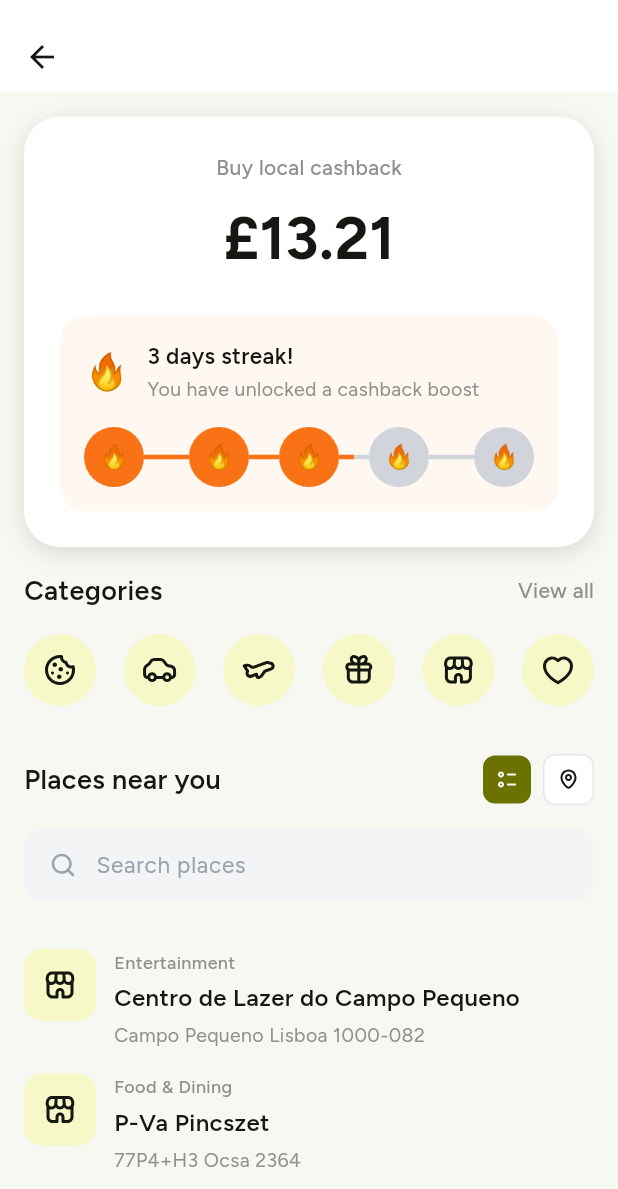
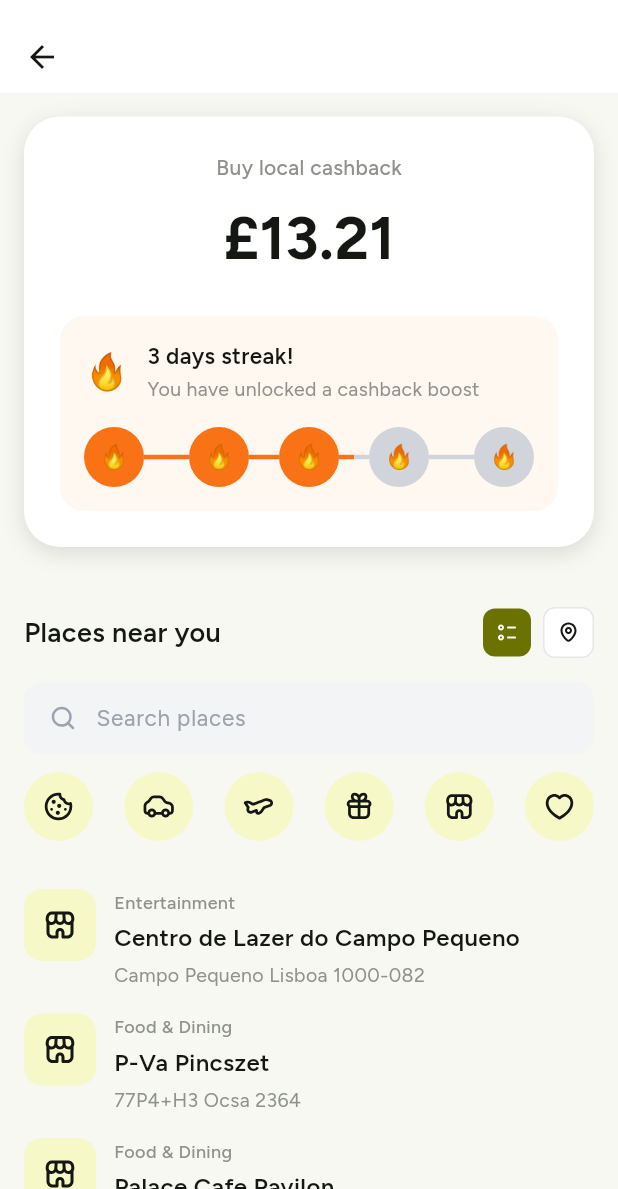
Before and after one commit to yulia-nikolaeva/test-merchant-rewards, a Flutter app: the CashbackMerchantScreen screen opened directly, on a phone screen of 412 x 824 dp, the part 47-1236 px from its top. Run offline on Flutter 3.47's test engine with Material 3 defaults, Android fonts, the phone set to English and light mode, and no system bars; our stand-ins replace flutter_map, flutter_svg, latlong2.

Commit message:
Add category filters

```diff
--- a/lib/main.dart
+++ b/lib/main.dart
@@ -771,13 +771,79 @@ class _BuyLocalSection extends StatelessWidget {
         const SizedBox(height: 14),
         Row(
           mainAxisAlignment: MainAxisAlignment.spaceBetween,
-          children: const [
-            _CircleIconBadge(iconPath: 'assets/images/cookie.svg'),
-            _CircleIconBadge(iconPath: 'assets/images/car.svg'),
-            _CircleIconBadge(iconPath: 'assets/images/airplane.svg'),
-            _CircleIconBadge(iconPath: 'assets/images/gift.svg'),
-            _CircleIconBadge(iconPath: 'assets/images/store.svg'),
-            _CircleIconBadge(iconPath: 'assets/images/heart.svg'),
+          children: [
+            _CircleIconBadge(
+              iconPath: 'assets/images/cookie.svg',
+              category: 'Food & Dining',
+              onTap: () {
+                Navigator.push(
+                  context,
+                  MaterialPageRoute(
+                    builder: (context) => const CashbackMerchantScreen(initialCategory: 'Food & Dining'),
+                  ),
+                );
+              },
+            ),
+            _CircleIconBadge(
+              iconPath: 'assets/images/car.svg',
+              category: 'Automotive',
+              onTap: () {
+                Navigator.push(
+                  context,
+                  MaterialPageRoute(
+                    builder: (context) => const CashbackMerchantScreen(initialCategory: 'Automotive'),
+                  ),
+                );
+              },
+            ),
+            _CircleIconBadge(
+              iconPath: 'assets/images/airplane.svg',
+              category: 'Entertainment',
+              onTap: () {
+                Navigator.push(
+                  context,
+                  MaterialPageRoute(
+                    builder: (context) => const CashbackMerchantScreen(initialCategory: 'Entertainment'),
+                  ),
+                );
+              },
+            ),
+            _CircleIconBadge(
+              iconPath: 'assets/images/gift.svg',
+              category: 'Retail',
+              onTap: () {
+                Navigator.push(
+                  context,
+                  MaterialPageRoute(
+                    builder: (context) => const CashbackMerchantScreen(initialCategory: 'Retail'),
+                  ),
+                );
+              },
+            ),
+            _CircleIconBadge(
+              iconPath: 'assets/images/store.svg',
+              category: 'Retail',
+              onTap: () {
+                Navigator.push(
+                  context,
+                  MaterialPageRoute(
+                    builder: (context) => const CashbackMerchantScreen(initialCategory: 'Retail'),
+                  ),
+                );
+              },
+            ),
+            _CircleIconBadge(
+              iconPath: 'assets/images/heart.svg',
+              category: 'Beauty & Barber',
+              onTap: () {
+                Navigator.push(
+                  context,
+                  MaterialPageRoute(
+                    builder: (context) => const CashbackMerchantScreen(initialCategory: 'Beauty & Barber'),
+                  ),
+                );
+              },
+            ),
           ],
         ),
       ],
@@ -787,15 +853,23 @@ class _BuyLocalSection extends StatelessWidget {
 
 class _CircleIconBadge extends StatelessWidget {
   final String iconPath;
-
-  const _CircleIconBadge({required this.iconPath});
+  final String? category;
+  final VoidCallback? onTap;
+
+  const _CircleIconBadge({
+    required this.iconPath,
+    this.category,
+    this.onTap,
+  });
 
   @override
   Widget build(BuildContext context) {
     const badgeBg = Color(0xFFF6F8C7);
     const primaryText = Color(0xFF151712);
 
-    return Container(
+    return GestureDetector(
+      onTap: onTap,
+      child: Container(
         width: 46,
         height: 46,
         decoration: const BoxDecoration(
@@ -808,6 +882,7 @@ class _CircleIconBadge extends StatelessWidget {
             width: 22,
             height: 22,
             colorFilter: const ColorFilter.mode(primaryText, BlendMode.srcIn),
+          ),
         ),
       ),
     );
@@ -1130,7 +1205,9 @@ class _BottomNavItem extends StatelessWidget {
 // ═══════════════════════════════════════════════════════════════════════
 
 class CashbackMerchantScreen extends StatefulWidget {
-  const CashbackMerchantScreen({super.key});
+  final String? initialCategory;
+
+  const CashbackMerchantScreen({super.key, this.initialCategory});
 
   @override
   State<CashbackMerchantScreen> createState() => _CashbackMerchantScreenState();
@@ -1140,6 +1217,13 @@ class _CashbackMerchantScreenState extends State<CashbackMerchantScreen> {
   bool _isMapView = false;
   final TextEditingController _searchController = TextEditingController();
   String _searchQuery = '';
+  String? _selectedCategory;
+
+  @override
+  void initState() {
+    super.initState();
+    _selectedCategory = widget.initialCategory;
+  }
 
   @override
   void dispose() {
@@ -1148,14 +1232,26 @@ class _CashbackMerchantScreenState extends State<CashbackMerchantScreen> {
   }
 
   List<MerchantData> get filteredMerchants {
-    if (_searchQuery.isEmpty) {
-      return merchantsData;
-    }
-    return merchantsData.where((merchant) {
+    var filtered = merchantsData;
+
+    // Filter by category
+    if (_selectedCategory != null && _selectedCategory!.isNotEmpty) {
+      filtered = filtered.where((merchant) {
+        final category = _getMccCategory(merchant.mcc);
+        return category == _selectedCategory;
+      }).toList();
+    }
+
+    // Filter by search query
+    if (_searchQuery.isNotEmpty) {
+      filtered = filtered.where((merchant) {
         return merchant.merchantName.toLowerCase().contains(_searchQuery.toLowerCase()) ||
                merchant.city.toLowerCase().contains(_searchQuery.toLowerCase()) ||
                merchant.streetAddress.toLowerCase().contains(_searchQuery.toLowerCase());
       }).toList();
+    }
+
+    return filtered;
   }
 
   @override
@@ -1346,48 +1442,7 @@ class _CashbackMerchantScreenState extends State<CashbackMerchantScreen> {
                         ],
                       ),
                     ),
-                    // Categories section
-                    Padding(
-                      padding: const EdgeInsets.symmetric(horizontal: 16),
-                      child: Row(
-                        mainAxisAlignment: MainAxisAlignment.spaceBetween,
-                        children: const [
-                          Text(
-                            'Categories',
-                            style: TextStyle(
-                              color: Color(0xFF151712),
-                              fontSize: 18,
-                              fontWeight: FontWeight.w600,
-                            ),
-                          ),
-                          Text(
-                            'View all',
-                            style: TextStyle(
-                              color: Color(0xFF8F928C),
-                              fontSize: 14,
-                              fontWeight: FontWeight.w500,
-                            ),
-                          ),
-                        ],
-                      ),
-                    ),
-                    const SizedBox(height: 16),
-                    // Category icons
-                    Padding(
-                      padding: const EdgeInsets.symmetric(horizontal: 16),
-                      child: Row(
-                        mainAxisAlignment: MainAxisAlignment.spaceBetween,
-                        children: const [
-                          _CategoryIcon(iconPath: 'assets/images/cookie.svg'),
-                          _CategoryIcon(iconPath: 'assets/images/car.svg'),
-                          _CategoryIcon(iconPath: 'assets/images/airplane.svg'),
-                          _CategoryIcon(iconPath: 'assets/images/gift.svg'),
-                          _CategoryIcon(iconPath: 'assets/images/store.svg'),
-                          _CategoryIcon(iconPath: 'assets/images/heart.svg'),
-                        ],
-                      ),
-                    ),
-                    const SizedBox(height: 32),
+                    const SizedBox(height: 24),
                     // Places near you section
                     Padding(
                       padding: const EdgeInsets.symmetric(horizontal: 16),
@@ -1516,6 +1571,76 @@ class _CashbackMerchantScreenState extends State<CashbackMerchantScreen> {
                               ),
                           ],
                         ),
+                      ),
+                    ),
+                    // Category filter chips
+                    const SizedBox(height: 12),
+                    Padding(
+                      padding: const EdgeInsets.symmetric(horizontal: 16),
+                      child: Row(
+                        mainAxisAlignment: MainAxisAlignment.spaceBetween,
+                        children: [
+                          _CategoryIconFilter(
+                            iconPath: 'assets/images/cookie.svg',
+                            category: 'Food & Dining',
+                            selected: _selectedCategory == 'Food & Dining',
+                            onTap: () {
+                              setState(() {
+                                _selectedCategory = _selectedCategory == 'Food & Dining' ? null : 'Food & Dining';
+                              });
+                            },
+                          ),
+                          _CategoryIconFilter(
+                            iconPath: 'assets/images/car.svg',
+                            category: 'Automotive',
+                            selected: _selectedCategory == 'Automotive',
+                            onTap: () {
+                              setState(() {
+                                _selectedCategory = _selectedCategory == 'Automotive' ? null : 'Automotive';
+                              });
+                            },
+                          ),
+                          _CategoryIconFilter(
+                            iconPath: 'assets/images/airplane.svg',
+                            category: 'Entertainment',
+                            selected: _selectedCategory == 'Entertainment',
+                            onTap: () {
+                              setState(() {
+                                _selectedCategory = _selectedCategory == 'Entertainment' ? null : 'Entertainment';
+                              });
+                            },
+                          ),
+                          _CategoryIconFilter(
+                            iconPath: 'assets/images/gift.svg',
+                            category: 'Retail',
+                            selected: _selectedCategory == 'Retail',
+                            onTap: () {
+                              setState(() {
+                                _selectedCategory = _selectedCategory == 'Retail' ? null : 'Retail';
+                              });
+                            },
+                          ),
+                          _CategoryIconFilter(
+                            iconPath: 'assets/images/store.svg',
+                            category: 'Retail',
+                            selected: _selectedCategory == 'Retail',
+                            onTap: () {
+                              setState(() {
+                                _selectedCategory = _selectedCategory == 'Retail' ? null : 'Retail';
+                              });
+                            },
+                          ),
+                          _CategoryIconFilter(
+                            iconPath: 'assets/images/heart.svg',
+                            category: 'Beauty & Barber',
+                            selected: _selectedCategory == 'Beauty & Barber',
+                            onTap: () {
+                              setState(() {
+                                _selectedCategory = _selectedCategory == 'Beauty & Barber' ? null : 'Beauty & Barber';
+                              });
+                            },
+                          ),
+                        ],
                       ),
                     ),
                     // Map view (only shown when map view is selected)
@@ -1701,26 +1826,41 @@ String _getMccCategory(String mcc) {
   }
 }
 
-class _CategoryIcon extends StatelessWidget {
+
+class _CategoryIconFilter extends StatelessWidget {
   final String iconPath;
-
-  const _CategoryIcon({required this.iconPath});
+  final String category;
+  final bool selected;
+  final VoidCallback onTap;
+
+  const _CategoryIconFilter({
+    required this.iconPath,
+    required this.category,
+    required this.selected,
+    required this.onTap,
+  });
 
   @override
   Widget build(BuildContext context) {
-    return Container(
-      width: 48,
-      height: 48,
-      decoration: const BoxDecoration(
-        color: Color(0xFFF6F8C7),
+    return GestureDetector(
+      onTap: onTap,
+      child: Container(
+        width: 46,
+        height: 46,
+        decoration: BoxDecoration(
+          color: selected ? const Color(0xFF6C7200) : const Color(0xFFF6F8C7),
           shape: BoxShape.circle,
         ),
         child: Center(
           child: SvgPicture.asset(
             iconPath,
-          width: 24,
-          height: 24,
-          colorFilter: const ColorFilter.mode(Color(0xFF151712), BlendMode.srcIn),
+            width: 22,
+            height: 22,
+            colorFilter: ColorFilter.mode(
+              selected ? Colors.white : const Color(0xFF151712),
+              BlendMode.srcIn,
+            ),
+          ),
         ),
       ),
     );
```
Lines whose indentation alone changed are shown as unchanged.
